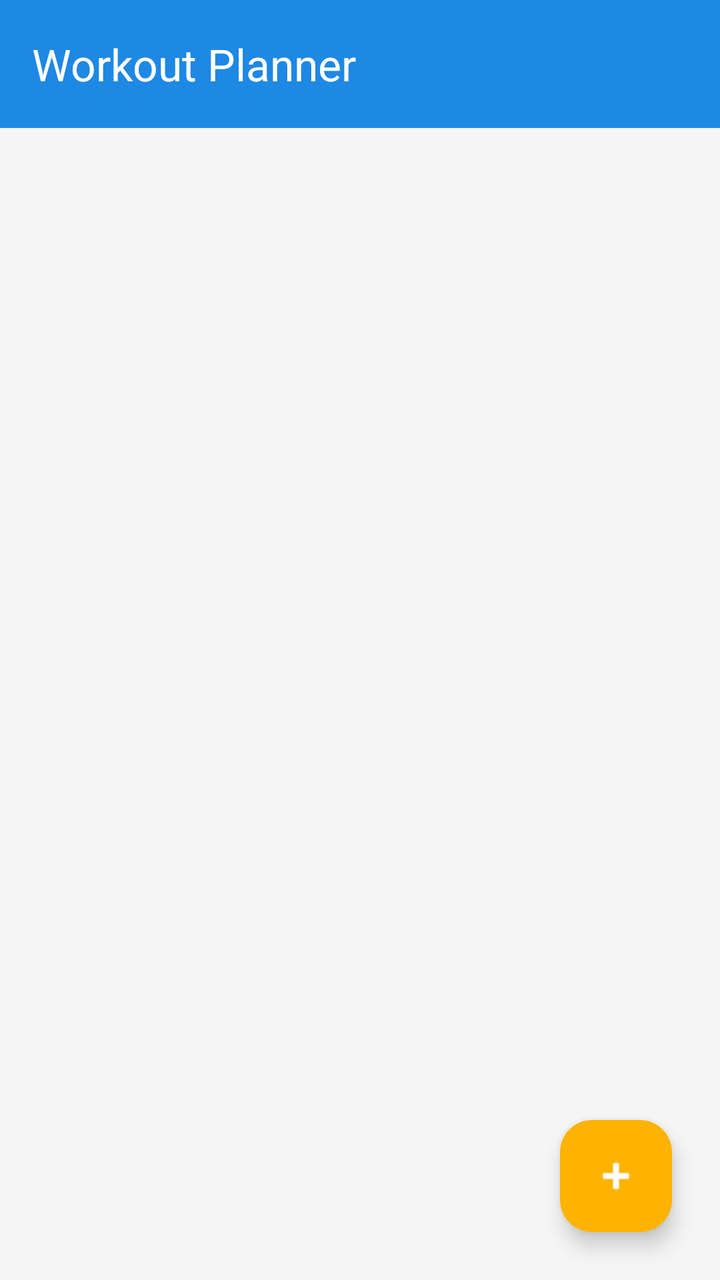
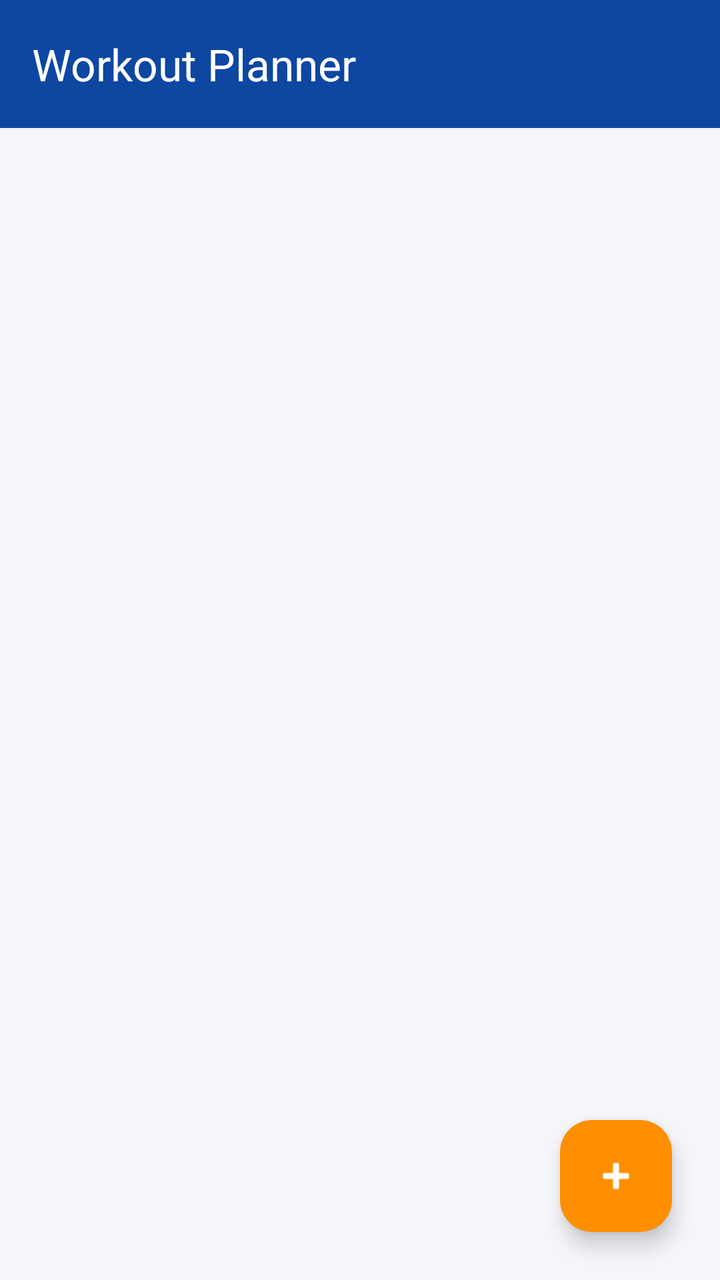

Before-and-after screenshots of an Android layout around one commit, followed by the original layout XML and the change that was made.
<!-- AndroidManifest.xml: application theme Theme.SPORTSHUB -->
<!-- res/layout/activity_player_workout_list.xml -->
<?xml version="1.0" encoding="utf-8"?>
<androidx.constraintlayout.widget.ConstraintLayout xmlns:android="http://schemas.android.com/apk/res/android"
    xmlns:app="http://schemas.android.com/apk/res-auto"
    android:layout_width="match_parent"
    android:layout_height="match_parent"
    android:background="@color/background">

    <androidx.appcompat.widget.Toolbar
        android:id="@+id/toolbarWorkoutList"
        android:layout_width="match_parent"
        android:layout_height="?attr/actionBarSize"
        android:background="@color/primary"
        android:theme="@style/ThemeOverlay.AppCompat.Dark.ActionBar"
        app:popupTheme="@style/ThemeOverlay.AppCompat.Light"
        app:title="Workout Planner"
        app:titleTextColor="@color/white"
        app:layout_constraintTop_toTopOf="parent" />

    <TextView
        android:id="@+id/tvWorkoutEmptyState"
        android:layout_width="wrap_content"
        android:layout_height="wrap_content"
        android:text="No workouts planned. Click + to add one."
        android:textColor="@color/text_secondary"
        android:textSize="16sp"
        android:visibility="gone"
        app:layout_constraintBottom_toBottomOf="parent"
        app:layout_constraintEnd_toEndOf="parent"
        app:layout_constraintStart_toStartOf="parent"
        app:layout_constraintTop_toBottomOf="@id/toolbarWorkoutList" />

    <ListView
        android:id="@+id/lvWorkouts"
        android:layout_width="0dp"
        android:layout_height="0dp"
        android:divider="@android:color/transparent"
        android:dividerHeight="0dp"
        app:layout_constraintBottom_toBottomOf="parent"
        app:layout_constraintEnd_toEndOf="parent"
        app:layout_constraintStart_toStartOf="parent"
        app:layout_constraintTop_toBottomOf="@id/toolbarWorkoutList" />

    <com.google.android.material.floatingactionbutton.FloatingActionButton
        android:id="@+id/fabAddWorkout"
        android:layout_width="wrap_content"
        android:layout_height="wrap_content"
        android:layout_margin="24dp"
        android:contentDescription="Plan Workout"
        android:src="@android:drawable/ic_input_add"
        app:backgroundTint="@color/secondary"
        app:layout_constraintBottom_toBottomOf="parent"
        app:layout_constraintEnd_toEndOf="parent"
        app:tint="@color/white" />

</androidx.constraintlayout.widget.ConstraintLayout>
<!-- resources referenced by this layout -->
<resources>
  <color name="background">#F5F5F5</color>
  <color name="primary">#1E88E5</color>
  <color name="secondary">#FFB300</color>
  <color name="text_secondary">#757575</color>
  <color name="white">#FFFFFFFF</color>
  <style name="Theme.SPORTSHUB" parent="Base.Theme.SPORTSHUB" />
  <style name="Base.Theme.SPORTSHUB" parent="Theme.Material3.DayNight.NoActionBar">
          
          
      </style>
</resources>

<!-- the commit's change to res/layout/activity_player_workout_list.xml (unified diff, before → after) -->
@@ -3,17 +3,17 @@
     xmlns:app="http://schemas.android.com/apk/res-auto"
     android:layout_width="match_parent"
     android:layout_height="match_parent"
-    android:background="@color/background">
+    android:background="?android:attr/colorBackground">
 
     <androidx.appcompat.widget.Toolbar
         android:id="@+id/toolbarWorkoutList"
         android:layout_width="match_parent"
         android:layout_height="?attr/actionBarSize"
-        android:background="@color/primary"
+        android:background="?attr/colorPrimary"
         android:theme="@style/ThemeOverlay.AppCompat.Dark.ActionBar"
         app:popupTheme="@style/ThemeOverlay.AppCompat.Light"
         app:title="Workout Planner"
-        app:titleTextColor="@color/white"
+        app:titleTextColor="?attr/colorOnPrimary"
         app:layout_constraintTop_toTopOf="parent" />
 
     <TextView
@@ -21,8 +21,12 @@
         android:layout_width="wrap_content"
         android:layout_height="wrap_content"
         android:text="No workouts planned. Click + to add one."
-        android:textColor="@color/text_secondary"
-        android:textSize="16sp"
+        android:textColor="?android:attr/textColorSecondary"
+        android:textAppearance="?attr/textAppearanceBodyLarge"
+        android:gravity="center"
+        app:drawableTopCompat="@drawable/ic_dash_workout"
+        app:drawableTint="?attr/colorSecondary"
+        android:drawablePadding="8dp"
         android:visibility="gone"
         app:layout_constraintBottom_toBottomOf="parent"
         app:layout_constraintEnd_toEndOf="parent"
@@ -35,6 +39,8 @@
         android:layout_height="0dp"
         android:divider="@android:color/transparent"
         android:dividerHeight="0dp"
+        android:paddingTop="8dp"
+        android:clipToPadding="false"
         app:layout_constraintBottom_toBottomOf="parent"
         app:layout_constraintEnd_toEndOf="parent"
         app:layout_constraintStart_toStartOf="parent"
@@ -47,9 +53,9 @@
         android:layout_margin="24dp"
         android:contentDescription="Plan Workout"
         android:src="@android:drawable/ic_input_add"
-        app:backgroundTint="@color/secondary"
+        app:backgroundTint="?attr/colorSecondary"
+        app:tint="?attr/colorSurface"
         app:layout_constraintBottom_toBottomOf="parent"
-        app:layout_constraintEnd_toEndOf="parent"
-        app:tint="@color/white" />
+        app:layout_constraintEnd_toEndOf="parent" />
 
 </androidx.constraintlayout.widget.ConstraintLayout>
<!-- resource entries referenced after the edit -->
@@ -1,14 +1,31 @@
 <!-- resources referenced by this layout -->
 <resources>
-  <color name="background">#F5F5F5</color>
-  <color name="primary">#1E88E5</color>
-  <color name="secondary">#FFB300</color>
-  <color name="text_secondary">#757575</color>
-  <color name="white">#FFFFFFFF</color>
+  <!-- drawable ic_dash_workout (drawable) -->
+  <vector xmlns:android="http://schemas.android.com/apk/res/android"
+      android:width="24dp"
+      android:height="24dp"
+      android:viewportWidth="24"
+      android:viewportHeight="24">
+      <path
+          android:fillColor="#FFFFFFFF"
+          android:pathData="M19,3h-4.18C14.4,1.84 13.3,1 12,1c-1.3,0 -2.4,0.84 -2.82,2H5C3.9,3 3,3.9 3,5v14c0,1.1 0.9,2 2,2h14c1.1,0 2,-0.9 2,-2V5C21,3.9 20.1,3 19,3zM12,3c0.55,0 1,0.45 1,1s-0.45,1 -1,1s-1,-0.45 -1,-1S11.45,3 12,3zM19,19H5V5h14V19z" />
+  </vector>
+  <color name="background">#F5F6FA</color>
+  <color name="surface">#FFFFFF</color>
+  <color name="primary">#0D47A1</color>
+  <color name="text_on_primary">#FFFFFF</color>
+  <color name="primary_dark">#002171</color>
+  <color name="secondary">#FF8F00</color>
+  <color name="error">#B00020</color>
   <style name="Theme.SPORTSHUB" parent="Base.Theme.SPORTSHUB" />
   <style name="Base.Theme.SPORTSHUB" parent="Theme.Material3.DayNight.NoActionBar">
-          
-          
+          <item name="colorPrimary">@color/primary</item>
+          <item name="colorOnPrimary">@color/text_on_primary</item>
+          <item name="colorPrimaryDark">@color/primary_dark</item>
+          <item name="colorSecondary">@color/secondary</item>
+          <item name="colorError">@color/error</item>
+          <item name="android:colorBackground">@color/background</item>
+          <item name="colorSurface">@color/surface</item>
       </style>
 </resources>
 
